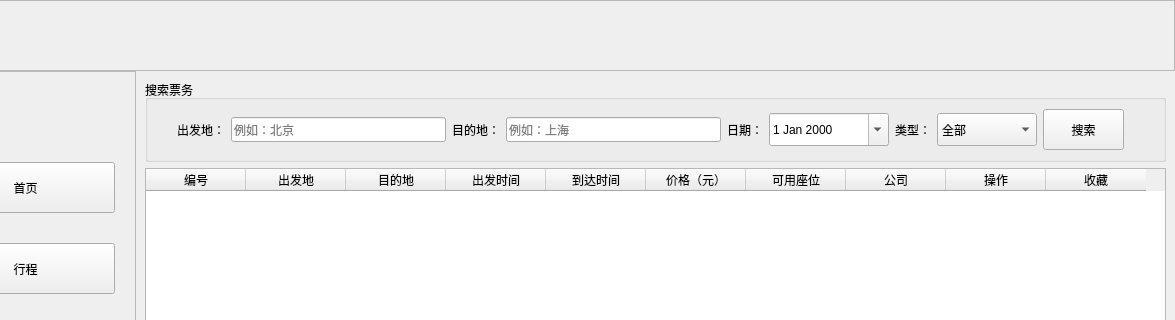
wuyh266/Flight_Management, file Flight/deal.ui: the form before one commit; both pictures show x 95 to 1270 and y 0 to 320 of the 1270 by 900 pixel window.
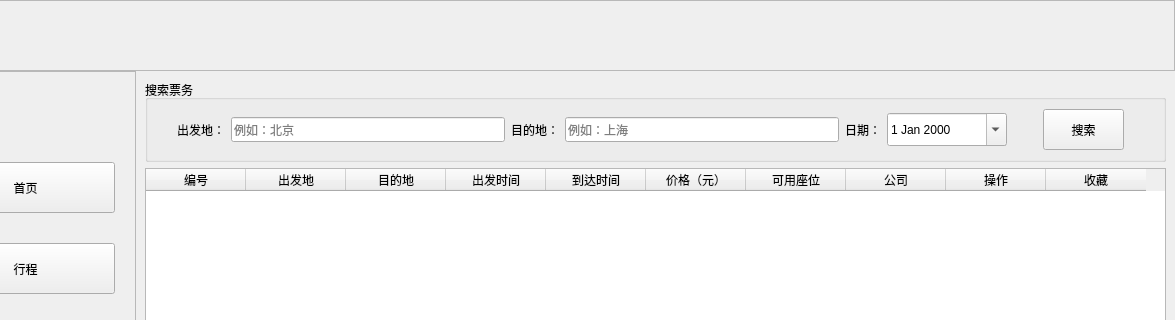
The form after the commit.

Commit message: 订票界面新增舱位下拉框，商务舱+200，票务相关信息新增显示舱位，order表新增CabinClass，表格改了列宽设计

What changed in the file:
```diff
--- a/Flight/deal.ui
+++ b/Flight/deal.ui
@@ -339,47 +339,20 @@
              </widget>
             </item>
             <item>
-             <widget class="QLabel" name="label_type">
-              <property name="styleSheet">
-               <string notr="true"/>
+             <spacer name="horizontalSpacer_search_3">
+              <property name="orientation">
+               <enum>Qt::Orientation::Horizontal</enum>
               </property>
-              <property name="text">
-               <string>类型：</string>
+              <property name="sizeType">
+               <enum>QSizePolicy::Policy::Minimum</enum>
               </property>
-             </widget>
-            </item>
-            <item>
-             <widget class="QComboBox" name="comboBox_type">
-              <property name="minimumSize">
+              <property name="sizeHint" stdset="0">
                <size>
-                <width>100</width>
-                <height>33</height>
+                <width>30</width>
+                <height>20</height>
                </size>
               </property>
-              <property name="styleSheet">
-               <string notr="true"/>
-              </property>
-              <item>
-               <property name="text">
-                <string>全部</string>
-               </property>
-              </item>
-              <item>
-               <property name="text">
-                <string>航班</string>
-               </property>
-              </item>
-              <item>
-               <property name="text">
-                <string>火车</string>
-               </property>
-              </item>
-              <item>
-               <property name="text">
-                <string>汽车</string>
-               </property>
-              </item>
-             </widget>
+             </spacer>
             </item>
             <item>
              <widget class="QPushButton" name="btn_search">
```
The commit also changes 10 other files.
